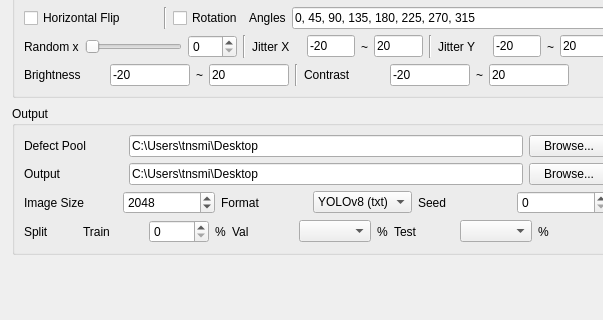
The window that ui/autoaugment.ui (MJ-dev-ai/Dataset-Studio) describes before a commit, drawn with Qt 5; both pictures show x 0 to 603 and y 205 to 525 of the 1280 by 820 pixel window.
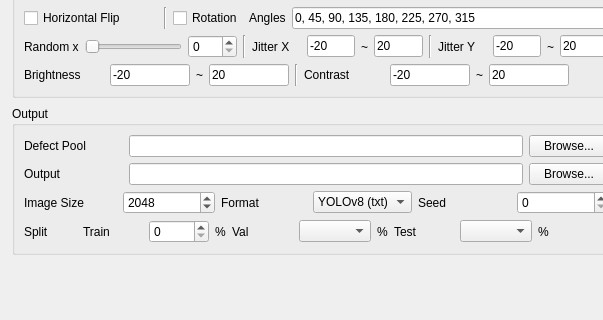
The same window after the commit.

```diff
--- a/ui/autoaugment.ui
+++ b/ui/autoaugment.ui
@@ -441,7 +441,7 @@
             <item>
              <widget class="QLineEdit" name="defect_pool_path_edit">
               <property name="text">
-               <string>C:\Users\tnsmi\Desktop</string>
+               <string/>
               </property>
              </widget>
             </item>
@@ -472,7 +472,7 @@
             <item>
              <widget class="QLineEdit" name="output_path_edit">
               <property name="text">
-               <string>C:\Users\tnsmi\Desktop</string>
+               <string/>
               </property>
              </widget>
             </item>
```
